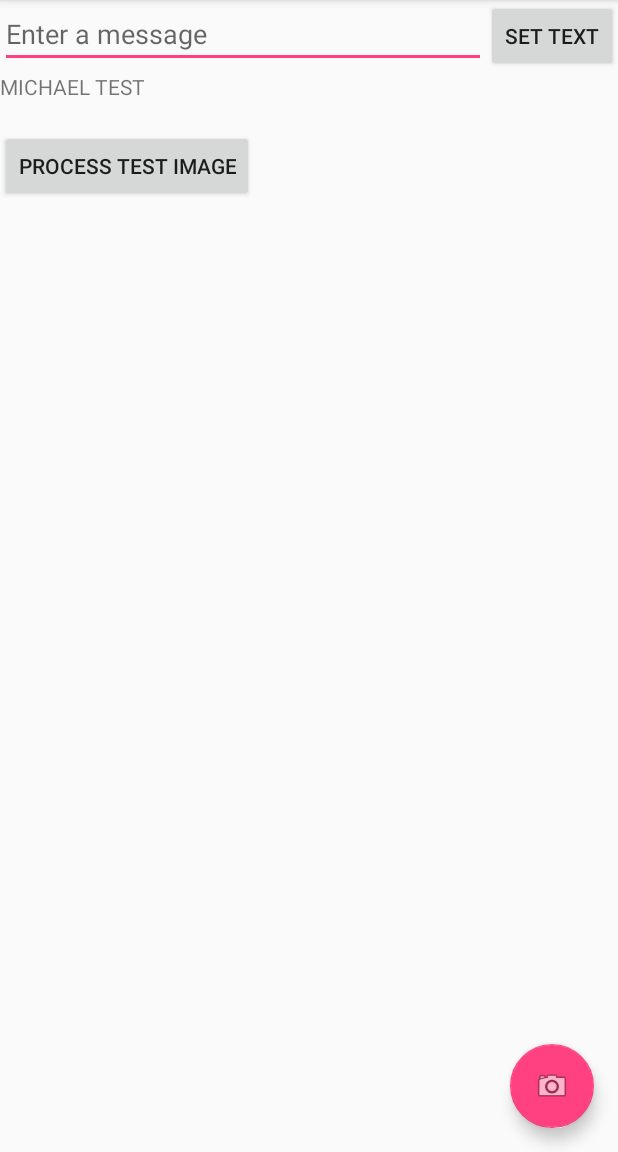
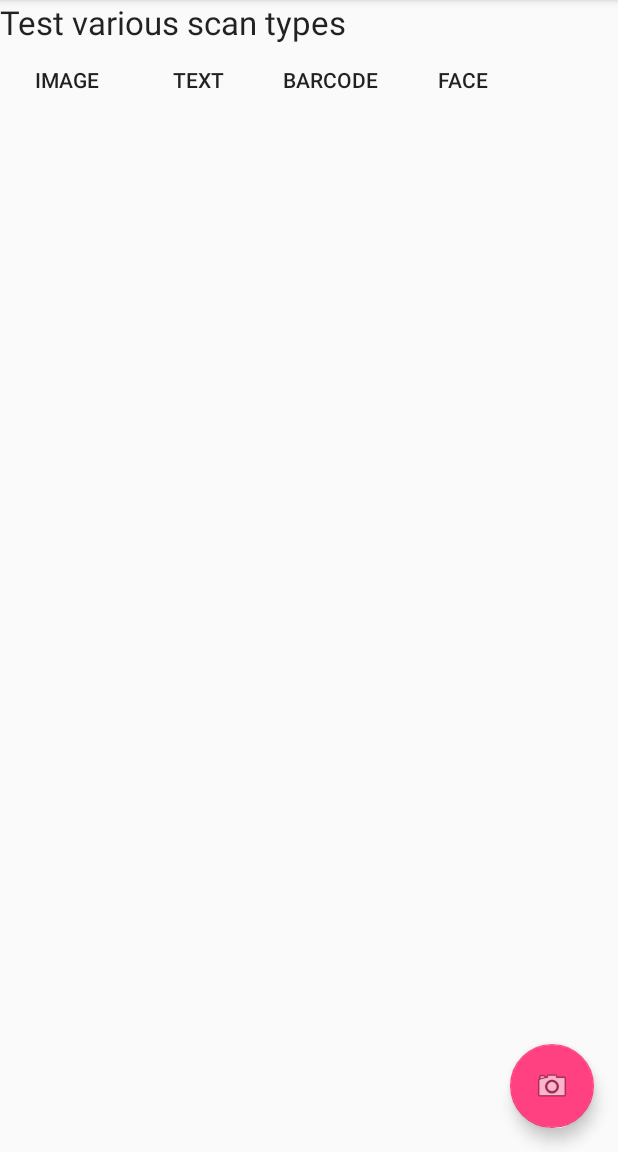
Before and after one commit to Ampersandnz/Horoscanner, an Android app: the screen it shows after launch (MainActivity), on a phone screen of 412 x 824 dp, the part 84-1236 px from its top. Run offline under Robolectric (Android 15) with nearby library versions, the phone set to English and light mode, and no system bars.

Commit message:
Reworked UI (Still just trying stuff out and finding how I want to structure my architecture), moved scanning work out into subclasses of an interface. Also added a bunch of features/components to the TODO list.

```diff
--- a/app/build.gradle
+++ b/app/build.gradle
@@ -16,6 +16,9 @@ android {
             minifyEnabled false
             proguardFiles getDefaultProguardFile('proguard-android.txt'), 'proguard-rules.pro'
         }
+        debug {
+            debuggable true
+        }
     }
 }
 
--- a/app/src/main/AndroidManifest.xml
+++ b/app/src/main/AndroidManifest.xml
@@ -8,6 +8,7 @@
         android:label="@string/app_name"
         android:supportsRtl="true"
         android:theme="@style/AppTheme">
+
         <activity
             android:name=".MainActivity"
             android:label="@string/app_name"
--- a/app/src/main/res/layout/activity_main.xml
+++ b/app/src/main/res/layout/activity_main.xml
@@ -18,7 +18,6 @@
             android:layout_height="?attr/actionBarSize"
             android:background="?attr/colorPrimary"
             app:popupTheme="@style/AppTheme.PopupOverlay" />
-
     </android.support.design.widget.AppBarLayout>
 
     <include layout="@layout/content_main" />
--- a/app/src/main/res/layout/content_main.xml
+++ b/app/src/main/res/layout/content_main.xml
@@ -2,59 +2,71 @@
 <LinearLayout xmlns:android="http://schemas.android.com/apk/res/android"
     xmlns:app="http://schemas.android.com/apk/res-auto"
     xmlns:tools="http://schemas.android.com/tools"
-    android:orientation="vertical"
     android:layout_width="match_parent"
     android:layout_height="match_parent"
+    android:orientation="vertical"
     app:layout_behavior="@string/appbar_scrolling_view_behavior"
     tools:context="com.android.michaello.horoscanner.MainActivity"
     tools:showIn="@layout/activity_main">
 
+    <TextView
+        android:id="@+id/txt_scan_btn_header"
+        android:layout_width="wrap_content"
+        android:layout_height="wrap_content"
+        android:text="@string/txt_scan_header"
+        android:textAppearance="?android:attr/textAppearanceLarge" />
+
     <LinearLayout
-        android:orientation="horizontal"
-        android:layout_width="match_parent"
-        android:layout_height="wrap_content">
-
-        <EditText
-            android:id="@+id/edit_message"
-            android:layout_weight="99"
-            android:layout_width="0dp"
-            android:layout_height="wrap_content"
-            android:hint="@string/edit_message" />
+        android:id="@+id/list_scan_buttons"
+        style="?android:attr/buttonBarStyle"
+        android:layout_width="wrap_content"
+        android:layout_height="wrap_content"
+        android:orientation="horizontal">
 
         <Button
+            android:id="@+id/btn_scan_test_image"
+            style="?android:attr/borderlessButtonStyle"
             android:layout_width="wrap_content"
             android:layout_height="wrap_content"
-            android:text="@string/button_setText"
-            android:onClick="setText" />
+            android:onClick="scan"
+            android:text="@string/btn_scan_test_image" />
+
+        <Button
+            android:id="@+id/btn_scan_test_text"
+            style="?android:attr/borderlessButtonStyle"
+            android:layout_width="wrap_content"
+            android:layout_height="wrap_content"
+            android:onClick="scan"
+            android:text="@string/btn_scan_test_text" />
+
+        <Button
+            android:id="@+id/btn_scan_test_barcode"
+            style="?android:attr/borderlessButtonStyle"
+            android:layout_width="wrap_content"
+            android:layout_height="wrap_content"
+            android:onClick="scan"
+            android:text="@string/btn_scan_test_barcode" />
+
+        <Button
+            android:id="@+id/btn_scan_test_face"
+            style="?android:attr/borderlessButtonStyle"
+            android:layout_width="wrap_content"
+            android:layout_height="wrap_content"
+            android:onClick="scan"
+            android:text="@string/btn_scan_test_face" />
     </LinearLayout>
 
     <TextView
-        android:id="@+id/textField"
+        android:id="@+id/txt_scan_result"
         android:layout_width="wrap_content"
         android:layout_height="wrap_content"
-        android:text="@string/text_default" />
+        android:text="" />
 
-    <LinearLayout
+    <ImageView
+        android:id="@+id/img_scan_result__test_image"
         android:layout_width="wrap_content"
         android:layout_height="wrap_content"
-        android:orientation="vertical">
+        android:contentDescription="@string/default_qr" />
 
-        <TextView
-            android:text=""
-            android:layout_width="wrap_content"
-            android:layout_height="wrap_content"
-            android:id="@+id/txtContent" />
 
-        <Button
-            android:layout_width="wrap_content"
-            android:layout_height="wrap_content"
-            android:text="@string/button_TEST"
-            android:id="@+id/button" />
-
-        <ImageView
-            android:layout_width="wrap_content"
-            android:layout_height="wrap_content"
-            android:id="@+id/imgview"
-            android:contentDescription="@string/default_qr" />
-    </LinearLayout>
 </LinearLayout>
--- a/app/src/main/res/values/strings.xml
+++ b/app/src/main/res/values/strings.xml
@@ -1,11 +1,20 @@
 <?xml version="1.0" encoding="utf-8"?>
 <resources>
     <string name="app_name">Horoscanner</string>
-    <string name="edit_message">Enter a message</string>
-    <string name="button_setText">Set text</string>
-    <string name="button_TEST">PROCESS TEST IMAGE</string>
+
     <string name="action_settings">Settings</string>
-    <string name="text_default">MICHAEL TEST</string>
-    <string name="error_no_detector">Could not set up the detector!</string>
+
+    <string name="btn_scan_test_image">Image</string>
+    <string name="btn_scan_test_text">Text</string>
+    <string name="btn_scan_test_barcode">Barcode</string>
+    <string name="btn_scan_test_face">Face</string>
+
+    <string name="error_no_detector">Could not set up the barcode detector!</string>
+    <string name="error_no_scanner">No scanner of this type exists.</string>
+
+    <string name="scan_result_test">Test scanner return value</string>
+
     <string name="default_qr">Default hardcoded QR code image for testing</string>
+
+    <string name="txt_scan_header">Test various scan types</string>
 </resources>
```
Also changed, not shown: app/src/main/java/com/android/michaello/horoscanner/MainActivity.java (+18 -57 lines).
